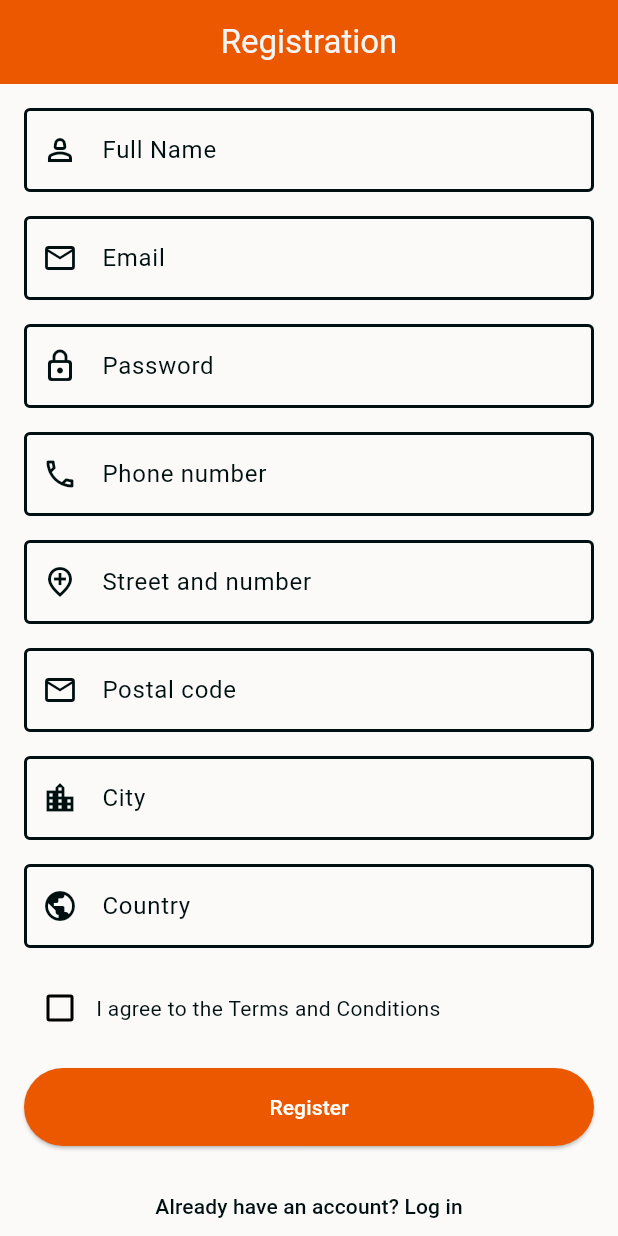
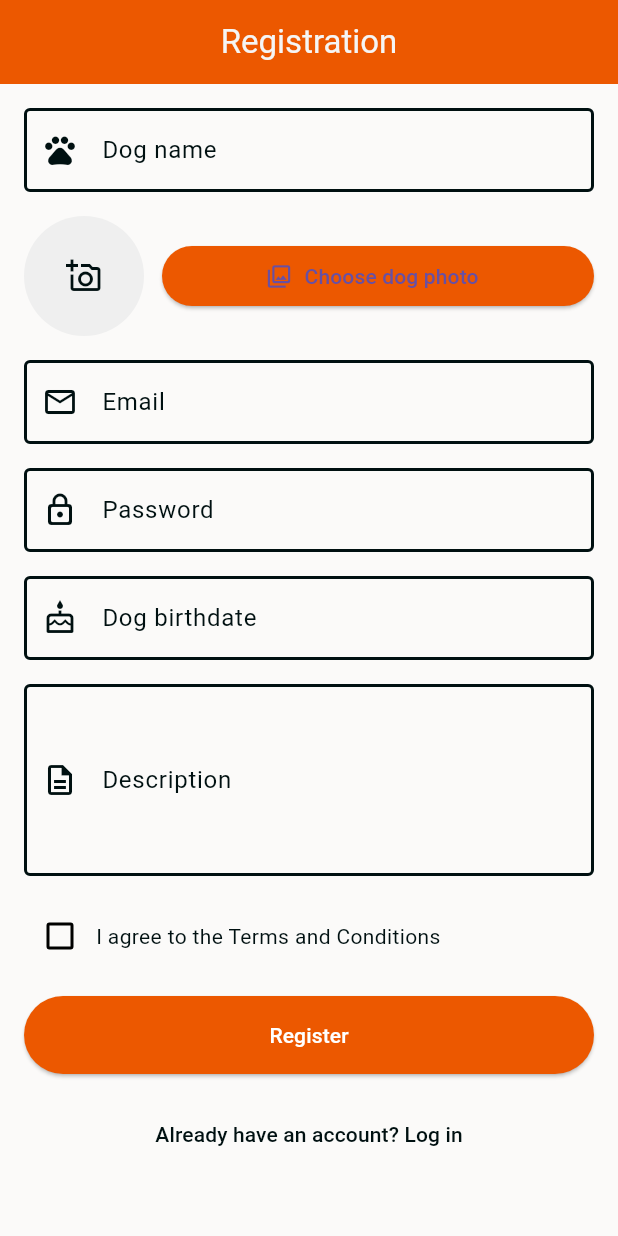
Before and after one commit to qufocdz/Dog-Tinder, a Flutter app: the RegisterPage screen opened directly, on a phone screen of 412 x 824 dp. Run offline on Flutter 3.47's test engine with Material 3 defaults, Android fonts, the phone set to English and light mode, and no system bars; our stand-ins replace image_picker.

Commit message:
dodanie poprawnej rejestracji. jeszcze nie dziala

```diff
--- a/dog_tinder/lib/register_page.dart
+++ b/dog_tinder/lib/register_page.dart
@@ -1,7 +1,11 @@
+import 'dart:io';
+
 import 'package:flutter/material.dart';
 import 'package:flutter/services.dart';
+import 'package:image_picker/image_picker.dart';
 import 'globals.dart';
 import 'discover_page.dart';
+import 'services/auth_service.dart';
 
 class RegisterPage extends StatefulWidget {
   const RegisterPage({super.key});
@@ -13,28 +17,96 @@ class RegisterPage extends StatefulWidget {
 class _RegisterPageState extends State<RegisterPage> {
   bool agreeToTerms = false;
 
-  final TextEditingController nameController = TextEditingController();
+  // New fields for dog-focused registration
+  final TextEditingController dogNameController = TextEditingController();
+  final TextEditingController emailController = TextEditingController();
+  final TextEditingController passwordController = TextEditingController();
+  final TextEditingController birthdateController = TextEditingController(); // readOnly, shows chosen date
+  final TextEditingController descriptionController = TextEditingController();
 
-  final TextEditingController emailController = TextEditingController();
+  File? dogImageFile;
+  final ImagePicker _picker = ImagePicker();
+  DateTime? dogBirthdate;
+  bool isLoading = false;
 
-  final TextEditingController passwordController = TextEditingController();
+  Future<void> pickDogImage() async {
+    final XFile? picked = await _picker.pickImage(source: ImageSource.gallery, maxWidth: 1200, maxHeight: 1200, imageQuality: 85);
+    if (picked != null) {
+      setState(() {
+        dogImageFile = File(picked.path);
+      });
+    }
+  }
 
-  final TextEditingController phoneController = TextEditingController();
+  Future<void> pickBirthdate() async {
+    final DateTime now = DateTime.now();
+    final DateTime initial = DateTime(now.year - 2);
+    final DateTime first = DateTime(now.year - 20);
+    final DateTime last = now;
 
-  final TextEditingController streetAndNumberController =
-      TextEditingController();
+    final DateTime? picked = await showDatePicker(
+      context: context,
+      initialDate: dogBirthdate ?? initial,
+      firstDate: first,
+      lastDate: last,
+    );
 
-  final TextEditingController postalCodeController = TextEditingController();
-
-  final TextEditingController cityController = TextEditingController();
-
-  final TextEditingController countryController = TextEditingController();
+    if (picked != null) {
+      setState(() {
+        dogBirthdate = picked;
+        birthdateController.text = "${picked.year}-${picked.month.toString().padLeft(2, '0')}-${picked.day.toString().padLeft(2, '0')}";
+      });
+    }
+  }
 
   Future<void> registerUser() async {
-    Navigator.pushReplacement(
-      context,
-      MaterialPageRoute(builder: (context) => const DiscoverPage()),
-    );
+    // Basic validation
+    final String dogName = dogNameController.text.trim();
+    final String email = emailController.text.trim();
+    final String password = passwordController.text;
+    final String description = descriptionController.text.trim();
+
+    if (dogName.isEmpty || email.isEmpty || password.isEmpty || dogBirthdate == null || description.isEmpty || dogImageFile == null) {
+      ScaffoldMessenger.of(context).showSnackBar(const SnackBar(content: Text('Please fill all fields and choose a dog photo.')));
+      return;
+    }
+
+    if (!agreeToTerms) {
+      ScaffoldMessenger.of(context).showSnackBar(const SnackBar(content: Text('You must agree to the Terms and Conditions.')));
+      return;
+    }
+
+    setState(() {
+      isLoading = true;
+    });
+
+    try {
+      final resp = await AuthService.register(
+        dogName: dogName,
+        email: email,
+        password: password,
+        birthdate: birthdateController.text,
+        description: description,
+        dogImage: dogImageFile!,
+      );
+
+      // On success, update globals and navigate
+      loggedIn = true;
+      user = resp['user'] ?? resp;
+
+      Navigator.pushReplacement(
+        context,
+        MaterialPageRoute(builder: (context) => const DiscoverPage()),
+      );
+    } catch (e) {
+      ScaffoldMessenger.of(context).showSnackBar(SnackBar(content: Text(e.toString())));
+    } finally {
+      if (mounted) {
+        setState(() {
+          isLoading = false;
+        });
+      }
+    }
   }
 
   @override
@@ -58,10 +130,11 @@ class _RegisterPageState extends State<RegisterPage> {
                 child: Column(
                   crossAxisAlignment: CrossAxisAlignment.stretch,
                   children: [
+                    // Dog name
                     TextField(
-                      controller: nameController,
+                      controller: dogNameController,
                       decoration: const InputDecoration(
-                        labelText: "Full Name",
+                        labelText: "Dog name",
                         enabledBorder: OutlineInputBorder(
                           borderSide: BorderSide(
                             color: Color(richBlack),
@@ -75,20 +148,46 @@ class _RegisterPageState extends State<RegisterPage> {
                           ),
                         ),
                         prefixIcon: Icon(
-                          Icons.person_2_outlined,
+                          Icons.pets_outlined,
                           color: Color(richBlack),
                         ),
                         labelStyle: TextStyle(color: Color(richBlack)),
                       ),
                       cursorColor: const Color(persimon),
-                      inputFormatters: [
-                        FilteringTextInputFormatter.allow(
-                          RegExp(r"[a-zA-ZąćęłńóśźżĄĘŁŃÓŚŹŻ\s]"),
+                      inputFormatters: [LengthLimitingTextInputFormatter(32)],
+                    ),
+                    const SizedBox(height: 16.0),
+
+                    // Dog photo picker
+                    Row(
+                      children: [
+                        GestureDetector(
+                          onTap: pickDogImage,
+                          child: dogImageFile != null
+                              ? CircleAvatar(
+                                  radius: 40,
+                                  backgroundImage: FileImage(dogImageFile!),
+                                )
+                              : const CircleAvatar(
+                                  radius: 40,
+                                  backgroundColor: Color(0xFFEFEFEF),
+                                  child: Icon(Icons.add_a_photo_outlined, color: Color(richBlack)),
+                                ),
                         ),
-                        LengthLimitingTextInputFormatter(32),
+                        const SizedBox(width: 12.0),
+                        Expanded(
+                          child: ElevatedButton.icon(
+                            onPressed: pickDogImage,
+                            icon: const Icon(Icons.photo_library_outlined),
+                            label: const Text('Choose dog photo'),
+                            style: ElevatedButton.styleFrom(backgroundColor: const Color(persimon)),
+                          ),
+                        ),
                       ],
                     ),
                     const SizedBox(height: 16.0),
+
+                    // Email
                     TextField(
                       controller: emailController,
                       decoration: const InputDecoration(
@@ -115,6 +214,8 @@ class _RegisterPageState extends State<RegisterPage> {
                       keyboardType: TextInputType.emailAddress,
                     ),
                     const SizedBox(height: 16.0),
+
+                    // Password
                     TextField(
                       controller: passwordController,
                       decoration: const InputDecoration(
@@ -139,13 +240,17 @@ class _RegisterPageState extends State<RegisterPage> {
                       ),
                       cursorColor: const Color(persimon),
                       obscureText: true,
-                      inputFormatters: [LengthLimitingTextInputFormatter(32)],
+                      inputFormatters: [LengthLimitingTextInputFormatter(64)],
                     ),
                     const SizedBox(height: 16.0),
+
+                    // Birthdate picker
                     TextField(
-                      controller: phoneController,
+                      controller: birthdateController,
+                      readOnly: true,
+                      onTap: pickBirthdate,
                       decoration: const InputDecoration(
-                        labelText: "Phone number",
+                        labelText: "Dog birthdate",
                         enabledBorder: OutlineInputBorder(
                           borderSide: BorderSide(
                             color: Color(richBlack),
@@ -159,28 +264,20 @@ class _RegisterPageState extends State<RegisterPage> {
                           ),
                         ),
                         prefixIcon: Icon(
-                          Icons.phone_outlined,
+                          Icons.cake_outlined,
                           color: Color(richBlack),
-                        ),
-                        prefixText: "+48 ",
-                        prefixStyle: TextStyle(
-                          color: Color(richBlack),
-                          fontSize: 16.0,
                         ),
                         labelStyle: TextStyle(color: Color(richBlack)),
                       ),
                       cursorColor: const Color(persimon),
-                      keyboardType: TextInputType.phone,
-                      inputFormatters: [
-                        FilteringTextInputFormatter.digitsOnly,
-                        LengthLimitingTextInputFormatter(9),
-                      ],
                     ),
                     const SizedBox(height: 16.0),
+
+                    // Description
                     TextField(
-                      controller: streetAndNumberController,
+                      controller: descriptionController,
                       decoration: const InputDecoration(
-                        labelText: "Street and number",
+                        labelText: "Description",
                         enabledBorder: OutlineInputBorder(
                           borderSide: BorderSide(
                             color: Color(richBlack),
@@ -194,107 +291,17 @@ class _RegisterPageState extends State<RegisterPage> {
                           ),
                         ),
                         prefixIcon: Icon(
-                          Icons.add_location_outlined,
+                          Icons.description_outlined,
                           color: Color(richBlack),
                         ),
                         labelStyle: TextStyle(color: Color(richBlack)),
                       ),
                       cursorColor: const Color(persimon),
-                      inputFormatters: [LengthLimitingTextInputFormatter(32)],
+                      maxLines: 4,
+                      inputFormatters: [LengthLimitingTextInputFormatter(500)],
                     ),
                     const SizedBox(height: 16.0),
-                    TextField(
-                      controller: postalCodeController,
-                      decoration: const InputDecoration(
-                        labelText: "Postal code",
-                        enabledBorder: OutlineInputBorder(
-                          borderSide: BorderSide(
-                            color: Color(richBlack),
-                            width: 2.0,
-                          ),
-                        ),
-                        focusedBorder: OutlineInputBorder(
-                          borderSide: BorderSide(
-                            color: Color(richBlack),
-                            width: 2.0,
-                          ),
-                        ),
-                        prefixIcon: Icon(
-                          Icons.local_post_office_outlined,
-                          color: Color(richBlack),
-                        ),
-                        labelStyle: TextStyle(color: Color(richBlack)),
-                      ),
-                      cursorColor: const Color(persimon),
-                      keyboardType: TextInputType.number,
-                      inputFormatters: [
-                        FilteringTextInputFormatter.digitsOnly,
-                        PostalCodeFormatter(),
-                      ],
-                    ),
-                    const SizedBox(height: 16.0),
-                    TextField(
-                      controller: cityController,
-                      decoration: const InputDecoration(
-                        labelText: "City",
-                        enabledBorder: OutlineInputBorder(
-                          borderSide: BorderSide(
-                            color: Color(richBlack),
-                            width: 2.0,
-                          ),
-                        ),
-                        focusedBorder: OutlineInputBorder(
-                          borderSide: BorderSide(
-                            color: Color(richBlack),
-                            width: 2.0,
-                          ),
-                        ),
-                        prefixIcon: Icon(
-                          Icons.location_city_outlined,
-                          color: Color(richBlack),
-                        ),
-                        labelStyle: TextStyle(color: Color(richBlack)),
-                      ),
-                      cursorColor: const Color(persimon),
-                      inputFormatters: [
-                        FilteringTextInputFormatter.allow(
-                          RegExp(r"[a-zA-ZąćęłńóśźżĄĘŁŃÓŚŹŻ\s]"),
-                        ),
-                        LengthLimitingTextInputFormatter(32),
-                      ],
-                    ),
-                    const SizedBox(height: 16.0),
-                    TextField(
-                      controller: countryController,
-                      decoration: const InputDecoration(
-                        labelText: "Country",
-                        enabledBorder: OutlineInputBorder(
-                          borderSide: BorderSide(
-                            color: Color(richBlack),
-                            width: 2.0,
-                          ),
-                        ),
-                        focusedBorder: OutlineInputBorder(
-                          borderSide: BorderSide(
-                            color: Color(richBlack),
-                            width: 2.0,
-                          ),
-                        ),
-                        prefixIcon: Icon(
-                          Icons.public_outlined,
-                          color: Color(richBlack),
-                        ),
-                        labelStyle: TextStyle(color: Color(richBlack)),
-                      ),
-                      cursorColor: const Color(persimon),
-                      inputFormatters: [
-                        FilteringTextInputFormatter.allow(
-                          RegExp(r"[a-zA-ZąćęłńóśźżĄĘŁŃÓŚŹŻ\s]"),
-                        ),
-                        LengthLimitingTextInputFormatter(32),
-                      ],
-                    ),
-                    const SizedBox(height: 16.0),
+
                     Row(
                       children: [
                         Checkbox(
@@ -320,13 +327,22 @@ class _RegisterPageState extends State<RegisterPage> {
                     ),
                     const SizedBox(height: 16.0),
                     ElevatedButton(
-                      onPressed: registerUser,
+                      onPressed: isLoading ? null : registerUser,
                       style: ElevatedButton.styleFrom(
                         backgroundColor: const Color(persimon),
                         foregroundColor: Colors.white,
                         padding: const EdgeInsets.symmetric(vertical: 16.0),
                       ),
-                      child: const Text("Register"),
+                      child: isLoading
+                          ? const SizedBox(
+                              height: 20,
+                              width: 20,
+                              child: CircularProgressIndicator(
+                                strokeWidth: 2.0,
+                                color: Colors.white,
+                              ),
+                            )
+                          : const Text("Register"),
                     ),
                     const SizedBox(height: 16.0),
                     TextButton(
--- /dev/null
+++ b/dog_tinder/lib/services/auth_service.dart
@@ -0,0 +1,56 @@
+import 'dart:io';
+import 'dart:convert';
+
+import 'package:http/http.dart' as http;
+
+/// Simple auth service to communicate with the backend REST API.
+///
+/// NOTE: Update [apiBaseUrl] to point to your server. If you run the server
+/// locally and use Android emulator, use http://10.0.2.2:3000
+const String apiBaseUrl = String.fromEnvironment('API_BASE_URL', defaultValue: 'http://10.0.2.2:3000');
+
+class AuthService {
+  /// Registers a new user. Sends multipart/form-data with the dog image.
+  /// Returns a Map parsed from JSON response on success, or throws an exception.
+  static Future<Map<String, dynamic>> register({
+    required String dogName,
+    required String email,
+    required String password,
+    required String birthdate, // yyyy-mm-dd
+    required String description,
+    required File dogImage,
+  }) async {
+  final uri = Uri.parse('$apiBaseUrl/api/register');
+
+  final request = http.MultipartRequest('POST', uri);
+    request.fields['dogName'] = dogName;
+    request.fields['email'] = email;
+    request.fields['password'] = password;
+    request.fields['birthdate'] = birthdate;
+    request.fields['description'] = description;
+
+  final fileStream = http.ByteStream(dogImage.openRead());
+  final length = await dogImage.length();
+
+  final filename = dogImage.path.split(Platform.pathSeparator).last;
+  request.files.add(http.MultipartFile('dogImage', fileStream, length, filename: filename));
+
+    final streamed = await request.send();
+    final resp = await http.Response.fromStream(streamed);
+
+    if (resp.statusCode >= 200 && resp.statusCode < 300) {
+      return json.decode(resp.body) as Map<String, dynamic>;
+    } else {
+      throw Exception('Register failed: ${resp.statusCode} ${resp.body}');
+    }
+  }
+}
+
+// Minimal mime-type lookup to avoid extra dependencies
+String? lookupMimeType(String path) {
+  final lower = path.toLowerCase();
+  if (lower.endsWith('.png')) return 'image/png';
+  if (lower.endsWith('.jpg') || lower.endsWith('.jpeg')) return 'image/jpeg';
+  if (lower.endsWith('.gif')) return 'image/gif';
+  return null;
+}
--- a/dog_tinder/pubspec.yaml
+++ b/dog_tinder/pubspec.yaml
@@ -34,6 +34,8 @@ dependencies:
   # The following adds the Cupertino Icons font to your application.
   # Use with the CupertinoIcons class for iOS style icons.
   cupertino_icons: ^1.0.8
+  image_picker: ^0.8.7+5
+  http: ^0.13.6
 
 dev_dependencies:
   flutter_test:
```
Also changed, not shown: dog_tinder/package-lock.json (added), 10 other files.
